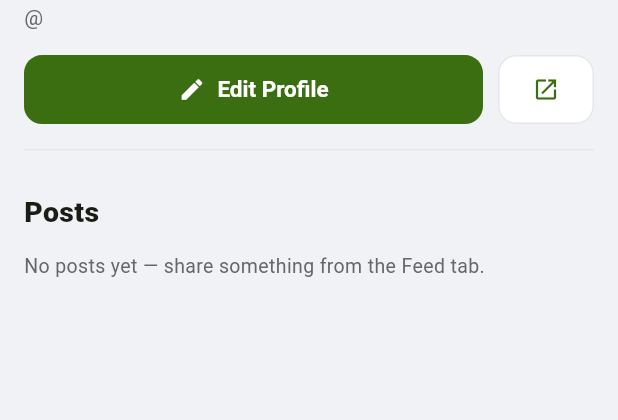
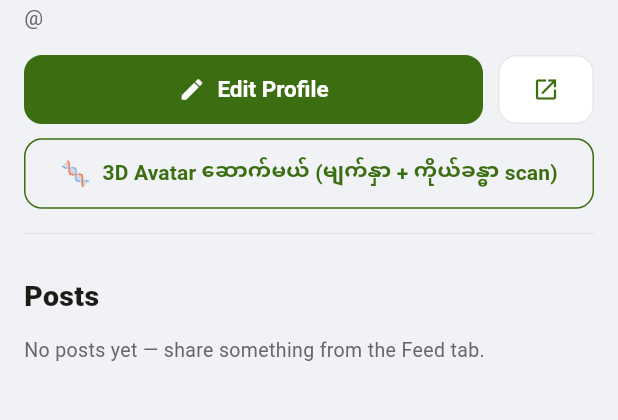
Before and after one commit to KoNyein/gwave.ai, a Flutter app: the MyProfileScreen screen opened directly, on a phone screen of 412 x 824 dp, the part 413-833 px from its top. Run offline on Flutter 3.47's test engine with Material 3 defaults, Android fonts, the phone set to English and light mode, and no system bars; our stand-ins replace app_links, audioplayers, cached_network_image, camera, file_picker, firebase_core and 19 more; missing offline and left inert: apivideo_live_stream, app_usage, flutter_pdfview, flutter_webrtc, installed_apps, light and 8 more; accounts and stored records are empty; network calls fail; statements that could not run were skipped; project files that could hold a hidden picture were left out.

Commit message:
App: 3D avatar scanner + GWAVE STRIKE entry points
The scan-avatar editor and STRIKE existed only as web URLs — nothing in
the native app led to them, so app users never saw either.

- Games hub: "GWAVE STRIKE" (/strike/) and "3D Avatar" (/profile/avatar)
  tiles at the top of the built-in grid.
- My Profile: full-width "3D Avatar" button under the edit-profile row —
  the same one place the web entry lives.
- WebScreen: grant camera/mic WebView permission requests (Android
  runtime permission first, then grant — the metaverse screen's proven
  order). Without this the face/body scan camera never opens for pages
  loaded in the in-app browser.

Co-Authored-By: Claude Fable 5 <noreply@anthropic.com>
Claude-Session: https://claude.ai/code/session_012s9enLxZbWByPEqhMYct4c

```diff
--- a/mobile/lib/features/games/games_screen.dart
+++ b/mobile/lib/features/games/games_screen.dart
@@ -28,6 +28,8 @@ class _GamesScreenState extends State<GamesScreen> {
   ///   မကိုင်ဘူး၊ ကိုင်ရင်လည်း WebView ကို တိုက်ရိုက်ဖွင့်လို့ ကျော်လို့ရမယ်။
   ///   ၁၈+ မဟုတ်သူက အဲဒီစာမျက်နှာကနေ `/restricted` ကို ရောက်သွားမယ်။
   static const _builtins = <(String, String, String, String)>[
+    ("🔫", "GWAVE STRIKE", "5v5 FPS · scan မျက်နှာနဲ့", "/strike/"),
+    ("🧬", "3D Avatar", "မျက်နှာ + ကိုယ်ခန္ဓာ scan", "/profile/avatar"),
     ("🙈", "ဝှက်တမ်း", "ပုန်းတမ်း ရှာတမ်း · အားလုံး", "/games/arena"),
     ("🎯", "Assassin", "လျှို့ဝှက်ပစ်မှတ် · ၁၈+", "/games/assassin"),
     ("🚁", "Drone Champions", "FPV drone ပြိုင်ပွဲ", "/games/drone-sim"),
--- a/mobile/lib/features/profile/my_profile_screen.dart
+++ b/mobile/lib/features/profile/my_profile_screen.dart
@@ -218,6 +218,23 @@ class MyProfileScreen extends StatelessWidget {
                           ),
                         ],
                       ),
+                      const SizedBox(height: 8),
+                      // 3D scan avatar editor (web) — the face/body scan that
+                      // dresses the metaverse rooms AND the STRIKE soldiers.
+                      SizedBox(
+                        width: double.infinity,
+                        child: OutlinedButton.icon(
+                          onPressed: () => _openWeb(context, "/profile/avatar"),
+                          style: OutlinedButton.styleFrom(
+                            foregroundColor: GwColors.primary,
+                            side: const BorderSide(color: GwColors.primary),
+                            padding: const EdgeInsets.symmetric(vertical: 12),
+                          ),
+                          icon: const Text("🧬", style: TextStyle(fontSize: 16)),
+                          label: const Text(
+                              "3D Avatar ဆောက်မယ် (မျက်နှာ + ကိုယ်ခန္ဓာ scan)"),
+                        ),
+                      ),
                       const SizedBox(height: 6),
                       Divider(color: GwColors.lineOf(context), height: 20),
                     ],
```
Also changed, not shown: mobile/lib/features/web/web_screen.dart (+29 -2 lines).
